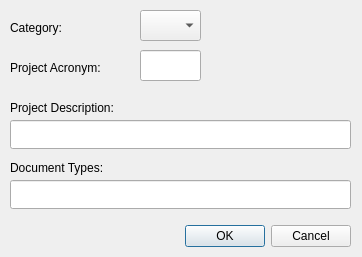
thuswa/subdms, file ui/createproj.ui: the form before one commit.
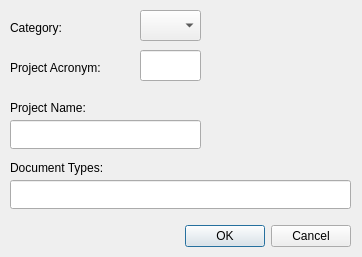
The form after the commit.

Commit message: - fixed project definition, replaced project description with project full name - bugfix regarding category creation

```diff
--- a/ui/createproj.ui
+++ b/ui/createproj.ui
@@ -70,7 +70,7 @@
     </rect>
    </property>
    <property name="text" >
-    <string>Project Description:</string>
+    <string>Project Name:</string>
    </property>
   </widget>
   <widget class="QLabel" name="label_3" >
@@ -91,7 +91,7 @@
     <rect>
      <x>10</x>
      <y>120</y>
-     <width>341</width>
+     <width>191</width>
      <height>29</height>
     </rect>
    </property>
```
Left out of the diff: 2 changed lines with no effect on the pictures. The commit also changes 9 other files.
